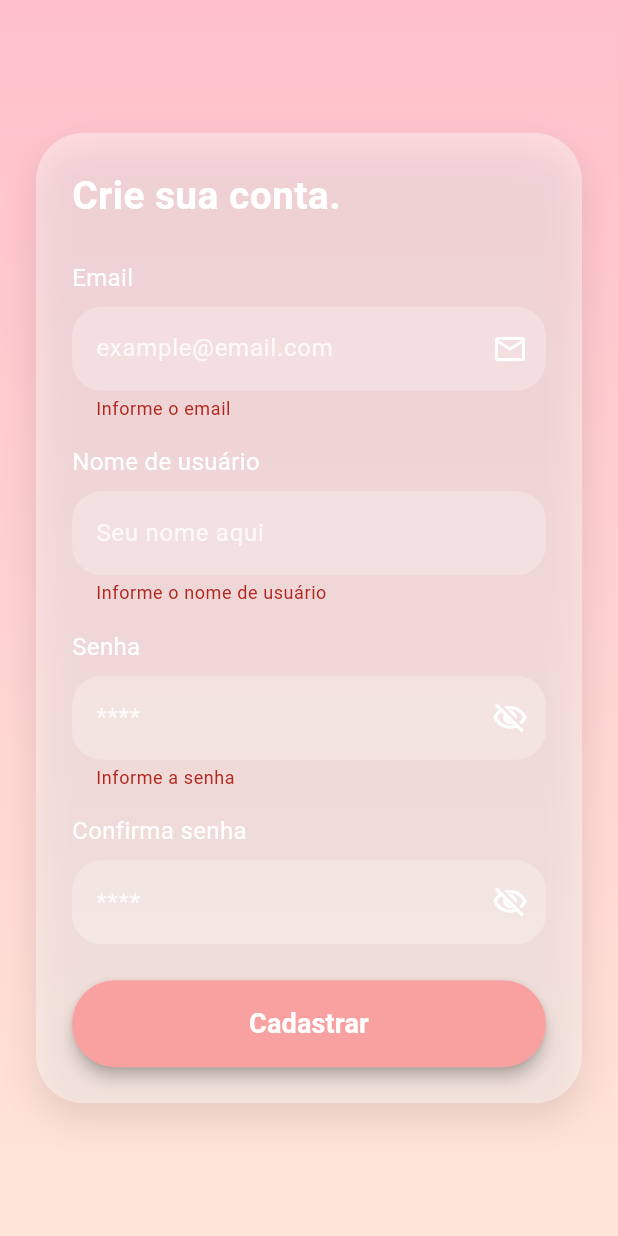
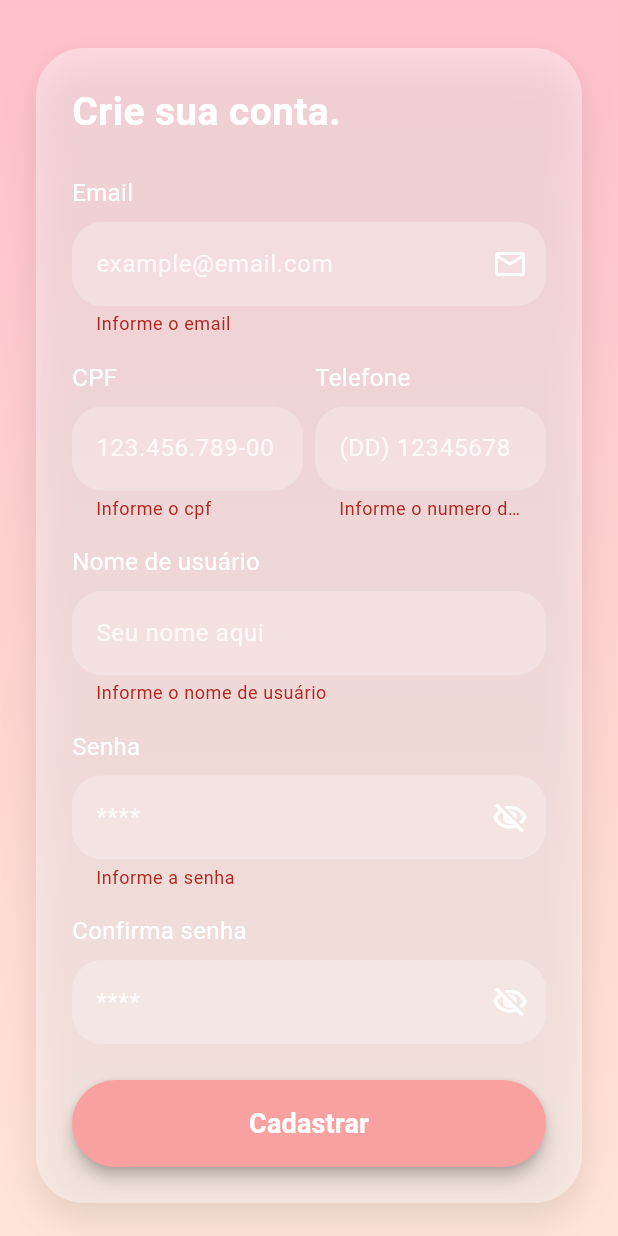
Before and after one commit to Novicks/ConfeitariaApp, a Flutter app: the TelaCadastro screen opened directly, after a tap on "Cadastrar", on a phone screen of 412 x 824 dp. Run offline on Flutter 3.47's test engine with Material 3 defaults, Android fonts, the phone set to English and light mode, and no system bars; our stand-ins replace curved_navigation_bar, sqflite; accounts and stored records are empty.

Commit message:
cliente cadastra, falta ajustar

```diff
--- a/lib/db/ProdutoDao.dart
+++ b/lib/db/ProdutoDao.dart
@@ -34,7 +34,7 @@ class ProdutoDAO {
     return Produto(
       codigo_do_produto: resultado.first['cd_produto'] as int,
       nome: resultado.first['nm_produto'] as String,
-      codigo_categoria: await TipoDAO.listar(resultado.first['cd_tipo'] as int),
+      //codigo_categoria: await TipoDAO.listar(resultado.first['cd_tipo'] as int),
 
     );
 
--- a/lib/db/clienteDAO.dart
+++ b/lib/db/clienteDAO.dart
@@ -1,9 +1,15 @@
 import 'package:confeitaria_app/db/databaseHelper.dart';
 import 'package:confeitaria_app/models/cliente.dart';
-
+import 'dart:convert';
+import 'package:crypto/crypto.dart';
 class ClienteDAO {
   static Cliente clienteLogado = Cliente();
 
+  String gerarSenhaHash(String senha){
+    final bytes = utf8.encode(senha);
+    final digest = sha256.convert(bytes);
+    return digest.toString();
+  }
   static Future<Cliente?> autenticar(String email, String senha) async {
     final db = await DatabaseHelper.getDatabase();
     final resultado = await db.query(
@@ -25,4 +31,26 @@ class ClienteDAO {
     clienteLogado.telefone = map['telefone'] as String;
     return clienteLogado;
   }
+  static Future<int> cadastrarCliente(String? nome, String? email, String? senha_hash, String? senha_hashC, String? telefone, String? cpf) async{
+    final db = await DatabaseHelper.getDatabase();
+    if(senha_hash == senha_hashC){
+      final dadosDeCadastro = {
+        'nome': nome,
+        'email': email,
+        'senha_hash': senha_hash,
+        'telefone': telefone,
+        'cpf':cpf,
+        'data_cadastro': DateTime.now().toString(),
+        'ativo': 1
+      };
+      try{
+        final idCliente = await db.insert('cliente', dadosDeCadastro);
+        return idCliente;
+      }catch(e){
+        print("Erro ao cadastrar Cliente: $e");
+        return -1;
+      }
+    }
+  }
+
 }
--- a/lib/pages/tela_cadastro.dart
+++ b/lib/pages/tela_cadastro.dart
@@ -10,6 +10,8 @@ class TelaCadastro extends StatefulWidget {
 class _TelaCadastroState extends State<TelaCadastro> {
   final _formKey = GlobalKey<FormState>();
 
+  final TextEditingController _cpfController = TextEditingController();
+  final TextEditingController _telefoneController = TextEditingController();
   final TextEditingController _emailController = TextEditingController();
   final TextEditingController _nomeUsuarioController = TextEditingController();
   final TextEditingController _senhaController = TextEditingController();
@@ -116,7 +118,88 @@ class _TelaCadastroState extends State<TelaCadastro> {
                       },
                     ),
                     const SizedBox(height: 16),
+                    // ----- CPF DO CLIENTE -----
+                    SizedBox(
+                      child: Row(
+                        children: [
+                          Expanded(child: Column(
+                            mainAxisSize: MainAxisSize.min,
+                            mainAxisAlignment: MainAxisAlignment.start,
+                            children: [
+                              Align(
+                                alignment: Alignment.centerLeft,
+                                child: Text(
+                                  'CPF',
+                                  style: TextStyle(fontSize: 16, color: Colors.white),
+                                ),
+                              ),
+                              const SizedBox(height: 8),
+                              TextFormField(
+                                controller: _cpfController,
+                                style: const TextStyle(color: Colors.white),
+                                decoration: InputDecoration(
+                                  hintText: '123.456.789-00',
+                                  hintStyle: TextStyle(
+                                    color: Colors.white.withOpacity(0.8),
+                                  ),
+                                  filled: true,
+                                  fillColor: Colors.white.withOpacity(0.25),
+                                  border: OutlineInputBorder(
+                                    borderRadius: BorderRadius.circular(20),
+                                    borderSide: BorderSide.none,
+                                  ),
+                                ),
+                                validator: (value) {
+                                  if (value == null || value.trim().isEmpty && value.length != 11) {
+                                    return 'Informe o cpf';
+                                  }
+                                  return null;
+                                },
+                              ),
+                            ],
+                          )),
+                          const SizedBox(width: 8),
+                          // ----- TELEFONE DO USUARIO -----
+                          Expanded(child: Column(
+                            mainAxisSize: MainAxisSize.min,
+                            children: [
+                              Align(
+                                alignment: Alignment.centerLeft,
+                                child: Text(
+                                  'Telefone',
+                                  style: TextStyle(fontSize: 16, color: Colors.white),
+                                ),
+                              ),
 
+                              const SizedBox(height: 8),
+                              TextFormField(
+                                controller: _telefoneController,
+                                style: const TextStyle(color: Colors.white),
+                                decoration: InputDecoration(
+                                  hintText: '(DD) 12345678',
+                                  hintStyle: TextStyle(
+                                    color: Colors.white.withOpacity(0.8),
+                                  ),
+                                  filled: true,
+                                  fillColor: Colors.white.withOpacity(0.25),
+                                  border: OutlineInputBorder(
+                                    borderRadius: BorderRadius.circular(20),
+                                    borderSide: BorderSide.none,
+                                  ),
+                                ),
+                                validator: (value) {
+                                  if (value == null || value.trim().isEmpty && value.length < 8) {
+                                    return 'Informe o numero de telefone com DD.';
+                                  }
+                                  return null;
+                                },
+                              ),
+                            ],
+                          ))
+                        ],
+                      ),
+                    ),
+                    const SizedBox(height: 16),
                     // ----- NOME DE USUÁRIO -----
                     const Text(
                       'Nome de usuário',
--- a/pubspec.yaml
+++ b/pubspec.yaml
@@ -34,6 +34,7 @@ dependencies:
   path_provider: ^2.1.5
   path: ^1.9.1
   curved_navigation_bar: ^1.0.1
+  crypto: ^3.0.7
 
   flutter_native_splash: ^2.4.7
   flutter_launcher_icons: ^0.14.4
```
Also changed, not shown: pubspec.lock.
